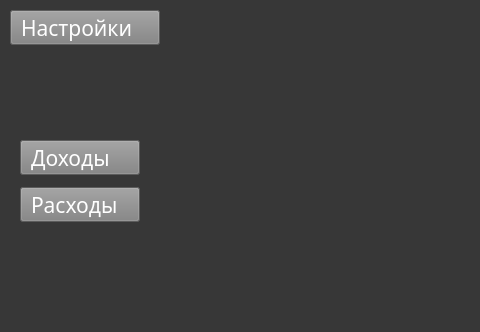
The window that ui/main.ui (Protocs/OkayMoney) describes before a commit, drawn with Qt 5; both pictures show x 0 to 480 and y 0 to 332 of the 1102 by 670 pixel window.
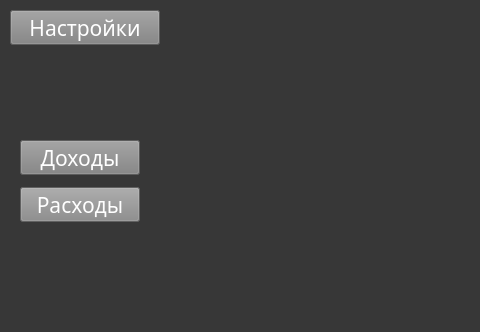
The same window after the commit.

Commit message: Текст у кнопок "Настройки", "Доходы" и "Расходы" отцентрирован

```diff
--- a/ui/main.ui
+++ b/ui/main.ui
@@ -203,8 +203,7 @@
         </font>
        </property>
        <property name="styleSheet">
-        <string notr="true">text-align:left;
-padding-left:10px;
+        <string notr="true">text-align:center;
 background-color: rgb(129, 129, 129);</string>
        </property>
        <property name="text">
@@ -233,10 +232,8 @@
         </font>
        </property>
        <property name="styleSheet">
-        <string notr="true">text-align:left;
-background-color: rgb(136, 136, 136);
-padding-left:10px;
-background-color: rgb(129, 129, 129);</string>
+        <string notr="true">text-align:center;
+background-color: rgb(136, 136, 136);</string>
        </property>
        <property name="text">
         <string>Расходы</string>
@@ -381,8 +378,7 @@
      </font>
     </property>
     <property name="styleSheet">
-     <string notr="true">text-align:left;
-padding-left:10px;
+     <string notr="true">text-align:center;
 background-color: rgb(129, 129, 129);</string>
     </property>
     <property name="text">
```
